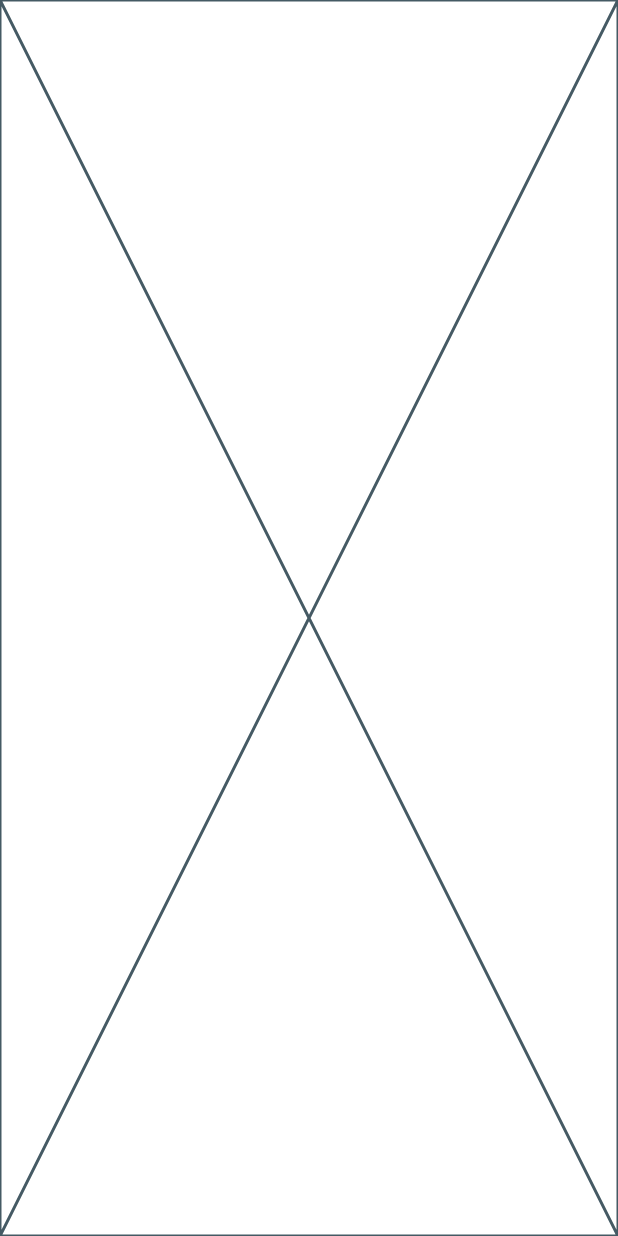
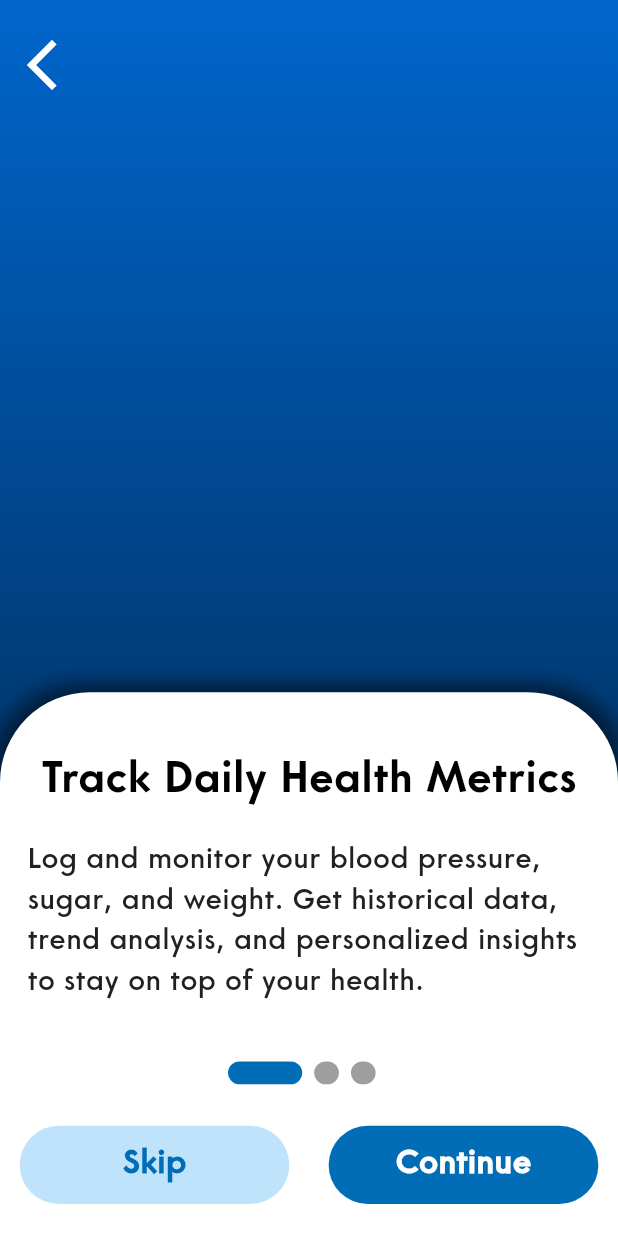
Before and after one commit to InternLay-HG/Data_Doctors, a Flutter app: the screen it shows after launch, on a phone screen of 412 x 824 dp. Run offline on Flutter 3.47's test engine with Material 3 defaults, Android fonts, the phone set to English and light mode, and no system bars; drawn by our look-alikes of smooth_page_indicator; our stand-ins replace get.

Commit message:
Splash And Onboard Screen Coded

```diff
--- /dev/null
+++ b/client/app/health_guardian/lib/getX_controllers/onboard/onboard_controllers.dart
@@ -0,0 +1,28 @@
+import 'package:flutter/material.dart';
+import 'package:get/get_rx/src/rx_types/rx_types.dart';
+import 'package:get/get_state_manager/get_state_manager.dart';
+
+class PageViewController extends GetxController {
+  //* initialize the controller
+  PageController pageController = PageController();
+
+  //* declare index
+  RxInt pageIndex = 0.obs;
+
+  //* function to change index
+  void changeIndex(index) {
+    pageIndex.value = index;
+    print(pageIndex);
+  }
+
+  //* Navigate to next page
+  void navigatePage(){
+    pageController.nextPage(duration: Duration(milliseconds: 500), curve: Curves.linearToEaseOut);
+  }
+
+  @override
+  void onClose() {
+    // TODO: implement onClose
+    super.onClose();
+  }
+}
--- a/client/app/health_guardian/lib/main.dart
+++ b/client/app/health_guardian/lib/main.dart
@@ -1,5 +1,8 @@
 import 'package:flutter/material.dart';
 import 'package:get/get.dart';
+import 'package:health_guardian/screens/onboard/onboard_screen.dart';
+import 'package:health_guardian/screens/splash/splash_screen.dart';
+import 'package:health_guardian/styling/sizeConfig.dart';
 
 void main() {
   runApp(const MyApp());
@@ -11,18 +14,14 @@ class MyApp extends StatelessWidget {
   // This widget is the root of your application.
   @override
   Widget build(BuildContext context) {
-    return GetMaterialApp(
-      title: 'Health Guardian',
-      home: HomePage(),
+    return LayoutBuilder(
+      builder: (context, constraints) {
+        SizeConfig().init(constraints);
+        return GetMaterialApp(
+            debugShowCheckedModeBanner: false,
+            title: "Health Guardian",
+            home: OnboardScreen());
+      },
     );
   }
 }
-
-class HomePage extends StatelessWidget {
-  const HomePage({super.key});
-
-  @override
-  Widget build(BuildContext context) {
-    return const Placeholder();
-  }
-}
--- /dev/null
+++ b/client/app/health_guardian/lib/screens/onboard/onboard_screen.dart
@@ -0,0 +1,126 @@
+import 'package:flutter/material.dart';
+import 'package:get/get.dart';
+import 'package:health_guardian/getX_controllers/onboard/onboard_controllers.dart';
+import 'package:health_guardian/screens/splash/splash_screen.dart';
+import 'package:health_guardian/styling/colors.dart';
+import 'package:health_guardian/styling/sizeConfig.dart';
+import 'package:health_guardian/styling/strings.dart';
+import 'package:health_guardian/widgets/onboard/onboard_widgets.dart';
+import 'package:smooth_page_indicator/smooth_page_indicator.dart';
+
+class OnboardScreen extends StatelessWidget {
+  final PageViewController _pageViewController = Get.put(PageViewController());
+
+  @override
+  Widget build(BuildContext context) {
+    return SafeArea(
+        child: Scaffold(
+      body: Stack(
+        fit: StackFit.expand,
+        children: [
+          //* images of pageView widget
+          FractionallySizedBox(
+            alignment: Alignment.topCenter,
+            heightFactor: 0.67,
+            child: Container(
+              decoration: BoxDecoration(gradient: Colours.blueGradient),
+            ),
+          ),
+
+          //* bottom card widget
+          FractionallySizedBox(
+            alignment: Alignment.bottomLeft,
+            heightFactor: 0.44,
+            child: Container(
+              decoration: BoxDecoration(
+                  color: Colors.white,
+                  boxShadow: [
+                    BoxShadow(
+                        color: Colors.black.withOpacity(0.50),
+                        spreadRadius: 6,
+                        blurRadius: 10)
+                  ],
+                  borderRadius: BorderRadius.only(
+                      topLeft: Radius.circular(60),
+                      topRight: Radius.circular(60))),
+              child: PageView(
+                controller: _pageViewController.pageController,
+                onPageChanged: (index) {
+                  _pageViewController.changeIndex(index);
+                },
+                children: [
+                  cardText(Strings.cardTitle1, Strings.cardDesc1),
+                  cardText(Strings.cardTitle2, Strings.cardDesc2),
+                  cardText(Strings.cardTitle3, Strings.cardDesc3),
+                ],
+              ),
+            ),
+          ),
+
+          //* for color indicator
+          FractionallySizedBox(
+            alignment: Alignment.bottomCenter,
+            heightFactor: 0.2640,
+            child: Padding(
+              padding: EdgeInsets.symmetric(
+                  horizontal: 36.90 * SizeConfig.widthMultiplier),
+              child: SmoothPageIndicator(
+                count: 3,
+                controller: _pageViewController.pageController,
+                effect: ExpandingDotsEffect(
+                    dotHeight: 1.85 * SizeConfig.heightMultiplier,
+                    dotWidth: 4.00 * SizeConfig.widthMultiplier,
+                    dotColor: Colors.grey,
+                    activeDotColor: Colours.buttonColorDarkBlue),
+              ),
+            ),
+          ),
+
+          //*buttons for page controller
+          FractionallySizedBox(
+            alignment: Alignment.bottomLeft,
+            heightFactor: 0.115,
+            child: Container(
+                padding: EdgeInsets.symmetric(horizontal: 0),
+                child: Row(
+                  mainAxisAlignment: MainAxisAlignment.spaceAround,
+                  children: [
+                    pageViewButtons("Skip", () {}, Colours.buttonColorLightBlue,
+                        Colours.buttonColorDarkBlue),
+                    pageViewButtons(
+                        "Continue",
+                        _pageViewController.pageIndex.value == 2
+                            ? () {}
+                            : () => _pageViewController.navigatePage(),
+                        Colours.buttonColorDarkBlue,
+                        Colors.white)
+                  ],
+                )),
+          ),
+
+          //* Back navigation
+          FractionallySizedBox(
+            alignment: Alignment.topLeft,
+            heightFactor: 0.09,
+            child: Padding(
+              padding: EdgeInsets.only(top: 15),
+              child: Align(
+                alignment: Alignment.topLeft,
+                child: IconButton(
+                    onPressed: () {
+                      Get.off(() => SplashScreen(),
+                          transition: Transition.upToDown);
+                    },
+                    icon: Icon(
+                      Icons.arrow_back_ios_new,
+                      color: Colors.white,
+                      size: 40,
+                    )),
+              ),
+            ),
+          ),
+        ],
+      ),
+    ));
+  }
+}
--- /dev/null
+++ b/client/app/health_guardian/lib/styling/colors.dart
@@ -0,0 +1,17 @@
+import 'package:flutter/material.dart';
+
+class Colours {
+  Colours._();
+
+  static const buttonColorDarkBlue = Color(0xFF006DB6);
+  static const blueGradient = LinearGradient(
+    begin: Alignment.topCenter,
+    end: Alignment.bottomCenter,
+    colors: [
+      Color(0xFF0066CC), // Light blue
+      Color(0xFF003366), // Dark blue
+    ],
+  );
+  static const buttonColorLightBlue = Color(0xFFBFE3FB);
+
+}
--- /dev/null
+++ b/client/app/health_guardian/lib/styling/images.dart
@@ -0,0 +1,5 @@
+class Images {
+  Images._();
+
+  static const heartIcon = "assets/splash/heart_icon.png";
+}
--- /dev/null
+++ b/client/app/health_guardian/lib/styling/sizeConfig.dart
@@ -0,0 +1,30 @@
+import 'package:flutter/material.dart';
+
+class SizeConfig {
+  static double _screenWidth = 0;
+  static double _screenHeight = 0;
+  static double _blockSizeHorizontal = 0;
+  static double _blockSizeVertical = 0;
+
+  static double textMultiplier = 0;
+  static double imageSizeMultiplier = 0;
+  static double heightMultiplier = 0;
+  static double widthMultiplier = 0;
+  static double height = _screenHeight;
+
+  void init(BoxConstraints constraints) {
+    _screenWidth = constraints.maxWidth;
+    _screenHeight = constraints.maxHeight;
+
+    _blockSizeHorizontal = _screenWidth / 100;
+    _blockSizeVertical = _screenHeight / 100;
+
+    textMultiplier = _blockSizeVertical;
+    imageSizeMultiplier = _blockSizeHorizontal;
+    heightMultiplier = _blockSizeVertical;
+    widthMultiplier = _blockSizeHorizontal;
+
+    print("horizontal blocks ${_blockSizeHorizontal}");
+    print("vertical blocks ${_blockSizeVertical}");
+  }
+}
--- /dev/null
+++ b/client/app/health_guardian/lib/styling/strings.dart
@@ -0,0 +1,11 @@
+class Strings{
+  Strings._();
+
+  static const cardTitle1 = "Track Daily Health Metrics";
+  static const cardTitle2 = "Health Alerts & Reports";
+  static const cardTitle3 = "Heart Rate & Diet Plans";
+
+  static const cardDesc1 = "Log and monitor your blood pressure, sugar, and weight. Get historical data, trend analysis, and personalized insights to stay on top of your health.";
+  static const cardDesc2 = "Receive expert alerts, data reports, and interactive graphs for an in-depth understanding of your health. Get real-time reports from doctors.";
+  static const cardDesc3 = "Sync heart rate from sensors or smart watches to visualize health trends . Analyze your meal plans to ensure they’re optimal for your well-being.";
+}
--- /dev/null
+++ b/client/app/health_guardian/lib/widgets/onboard/onboard_widgets.dart
@@ -0,0 +1,68 @@
+import 'package:flutter/material.dart';
+import 'package:health_guardian/styling/sizeConfig.dart';
+
+Widget pageViewButtons(
+    String title, void Function() onTap, Color color, Color textColor) {
+  return InkWell(
+    onTap: onTap,
+    child: Container(
+      decoration: BoxDecoration(
+          color: color,
+          borderRadius:
+              BorderRadius.circular(3.16 * SizeConfig.heightMultiplier)),
+      height: 6.32 * SizeConfig.heightMultiplier,
+      width: 43.64 * SizeConfig.widthMultiplier,
+      child: Center(
+        child: Text(
+          title,
+          style: TextStyle(
+            color: textColor,
+            fontFamily: "CoreSansMed",
+            fontWeight: FontWeight.bold,
+          ).copyWith(fontSize: 2.6 * SizeConfig.heightMultiplier),
+        ),
+      ),
+    ),
+  );
+}
+
+Widget cardText(String title, String desc) {
+  return Column(
+    children: [
+      Container(
+        padding: EdgeInsets.only(
+            top: 4.74 * SizeConfig.heightMultiplier,
+            left: 6.69 * SizeConfig.widthMultiplier,
+            right: 6.69 * SizeConfig.widthMultiplier),
+        child: FittedBox(
+          child: Text(
+            title,
+            maxLines: 2,
+            overflow: TextOverflow.ellipsis,
+            style: TextStyle(
+                color: Colors.black,
+                fontFamily: "CoreSansBold",
+                fontWeight: FontWeight.bold,
+                fontSize: 40),
+          ),
+        ),
+      ),
+      SizedBox(
+        height: 2.4 * SizeConfig.heightMultiplier,
+      ),
+      Container(
+          padding: EdgeInsets.symmetric(
+            horizontal: 4.46 * SizeConfig.widthMultiplier,
+          ),
+          child: Text(
+            overflow: TextOverflow.ellipsis,
+            desc,
+            maxLines: 4,
+            style: TextStyle(
+                color: Colors.grey.shade900,
+                fontFamily: "CoreSansMed",
+                fontSize: 2.3 * SizeConfig.heightMultiplier),
+          )),
+    ],
+  );
+}
```
Also changed, not shown: client/app/health_guardian/lib/screens/splash/splash_screen.dart (added, +40 -0 lines), client/app/health_guardian/lib/widgets/splash/splash_widgets.dart (added, +50 -0 lines), client/app/health_guardian/pubspec.yaml (+23 -14 lines), client/app/health_guardian/assets/splash/heart_icon.png (added), client/app/health_guardian/fonts/CoreSansG-Bold.ttf (added), client/app/health_guardian/fonts/CoreSansG-Light.ttf (added), client/app/health_guardian/fonts/CoreSansG-Medium.ttf (added), client/app/health_guardian/fonts/Poppins-Bold.ttf (added), client/app/health_guardian/fonts/Poppins-Light.ttf (added), client/app/health_guardian/fonts/Poppins-Medium.ttf (added), client/app/health_guardian/pubspec.lock.
